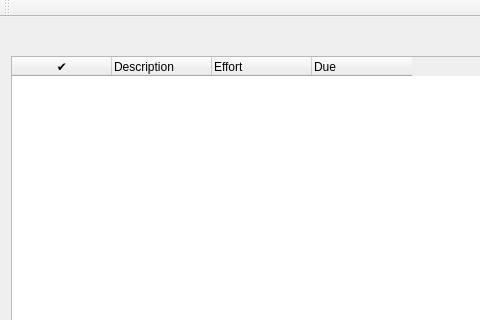
Qt form src/widgets/ui/mainwindow.ui (choenig/tingy) before a commit; both pictures show x 0 to 480 and y 0 to 320 of the 665 by 807 pixel window.
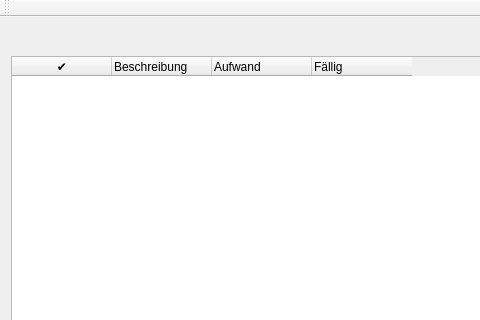
The same form after that commit. Custom widgets are drawn as their Qt base class.

```diff
--- a/src/widgets/ui/mainwindow.ui
+++ b/src/widgets/ui/mainwindow.ui
@@ -56,17 +56,17 @@
       </column>
       <column>
        <property name="text">
-        <string>Description</string>
+        <string>Beschreibung</string>
        </property>
       </column>
       <column>
        <property name="text">
-        <string>Effort</string>
+        <string>Aufwand</string>
        </property>
       </column>
       <column>
        <property name="text">
-        <string>Due</string>
+        <string>Fällig</string>
        </property>
       </column>
      </widget>
```
